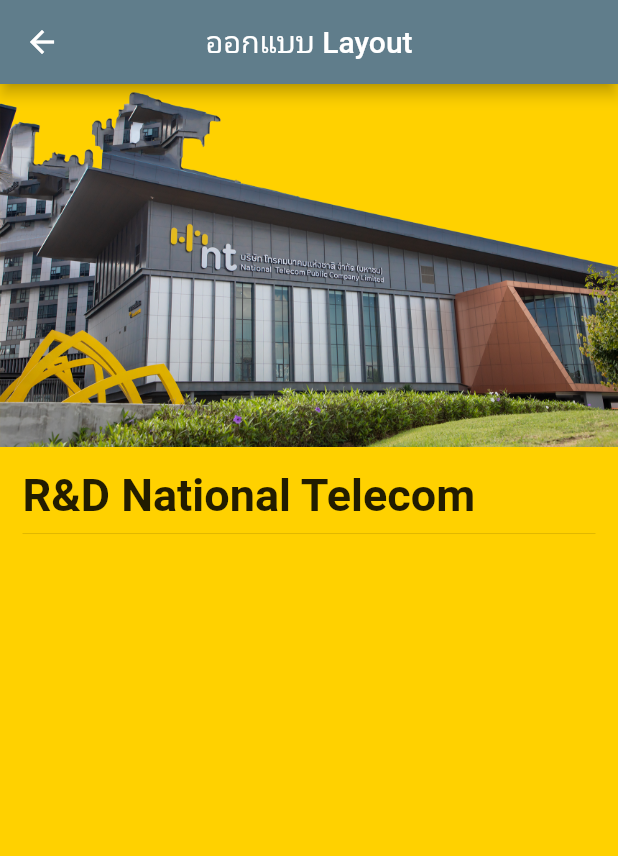
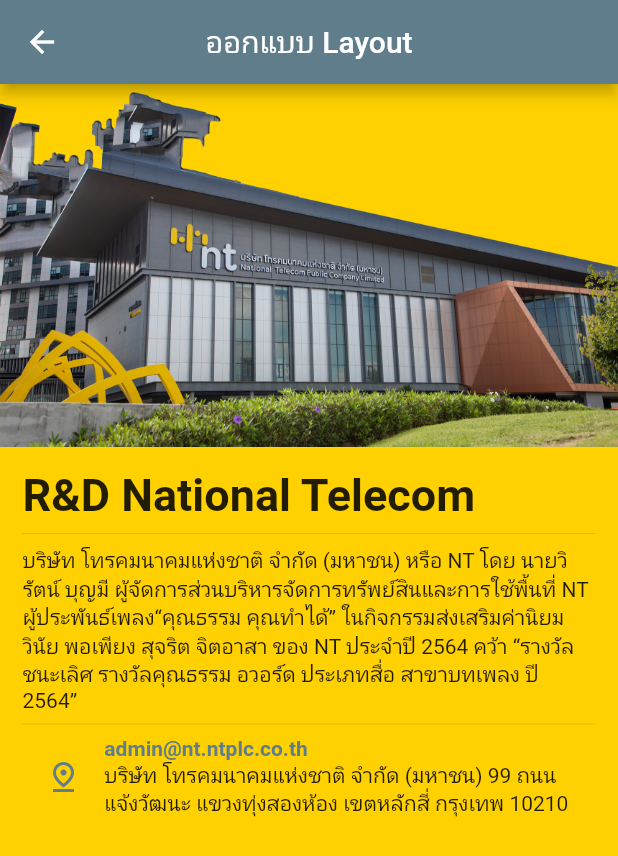
Before and after one commit to amornpan/flutter3x_nt, a Flutter app: the LayoutDesign screen opened by its route, on a phone screen of 412 x 824 dp. Shown: the top 856 px of the screen. Run offline on Flutter 3.47's test engine with Material 2 defaults, Android fonts, the phone set to English and light mode, and no system bars; our stand-ins replace get.

Commit message:
Layout page design 2

```diff
--- a/lib/pages/layout_design.dart
+++ b/lib/pages/layout_design.dart
@@ -21,16 +21,49 @@ class _LayoutDesignState extends State<LayoutDesign> {
             children: <Widget>[
               Image.asset('assets/images/building-2.png'),
               Padding(
-                padding: const EdgeInsets.all(15),
+                padding:  EdgeInsets.all(15),
                 child: Column(
                   crossAxisAlignment: CrossAxisAlignment.start,
-                  children: const [
-                    Text(
+                  children:  [
+                    const Text(
                       'R&D National Telecom',
-                      style:
-                          TextStyle(fontWeight: FontWeight.bold, fontSize: 30),
+                      style:  TextStyle(
+                        fontWeight: FontWeight.bold,
+                        fontSize: 30,
+                      ),
                     ),
-                    Divider(),
+                    const Divider(),
+                    const Text(
+                      'บริษัท โทรคมนาคมแห่งชาติ จำกัด (มหาชน) หรือ NT โดย นายวิรัตน์ บุญมี ผู้จัดการส่วนบริหารจัดการทรัพย์สินและการใช้พื้นที่ NT ผู้ประพันธ์เพลง“คุณธรรม คุณทำได้” ในกิจกรรมส่งเสริมค่านิยม วินัย พอเพียง สุจริต จิตอาสา ของ NT ประจำปี 2564 คว้า “รางวัลชนะเลิศ รางวัลคุณธรรม อวอร์ด ประเภทสื่อ สาขาบทเพลง ปี 2564” ',
+                    ),
+                    const Divider(),
+                    Row(
+                      children: [
+                        const Expanded(
+                          child: Icon(
+                            Icons.pin_drop_outlined,
+                            color: Colors.blueGrey,
+                          ),
+                        ),
+                        Expanded(
+                            flex: 6,
+                            child: Column(crossAxisAlignment: CrossAxisAlignment.start,
+                              children: const[
+                                Text(
+                                  'admin@nt.ntplc.co.th',
+                                  style: TextStyle(
+                                    fontWeight: FontWeight.bold,
+                                    color: Colors.blueGrey,
+                                  ),
+                                ),
+                                Text(
+                                  'บริษัท โทรคมนาคมแห่งชาติ จำกัด (มหาชน) 99 ถนนแจ้งวัฒนะ แขวงทุ่งสองห้อง เขตหลักสี่ กรุงเทพ 10210',
+                                ),
+                              ],
+                            )),
+                        //Expanded(child: child),
+                      ],
+                    ),
                   ],
                 ),
               ),
```
